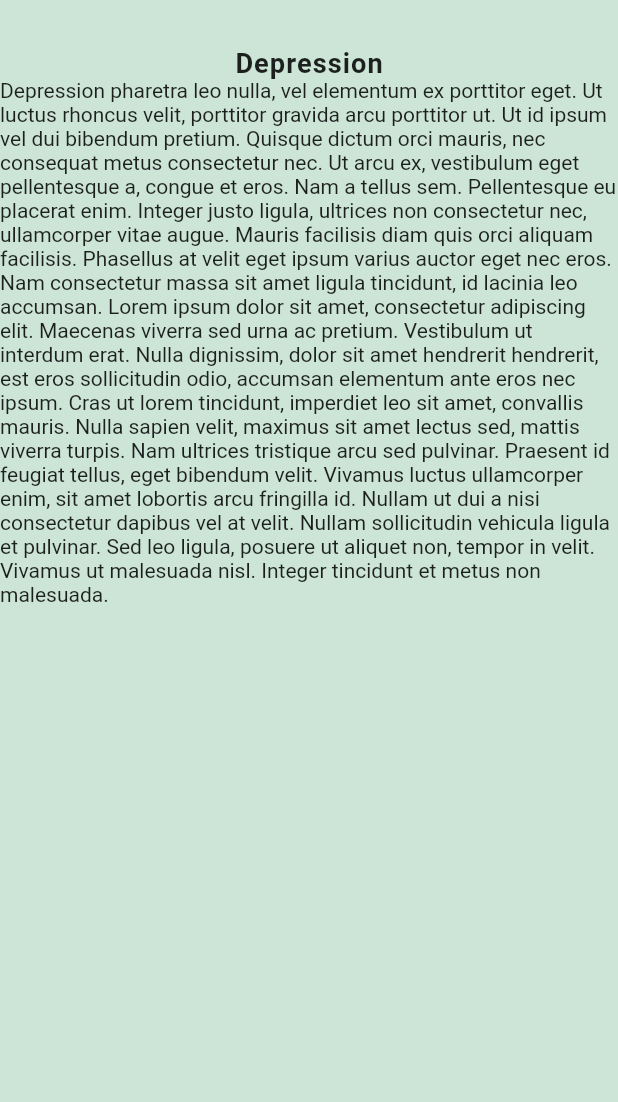
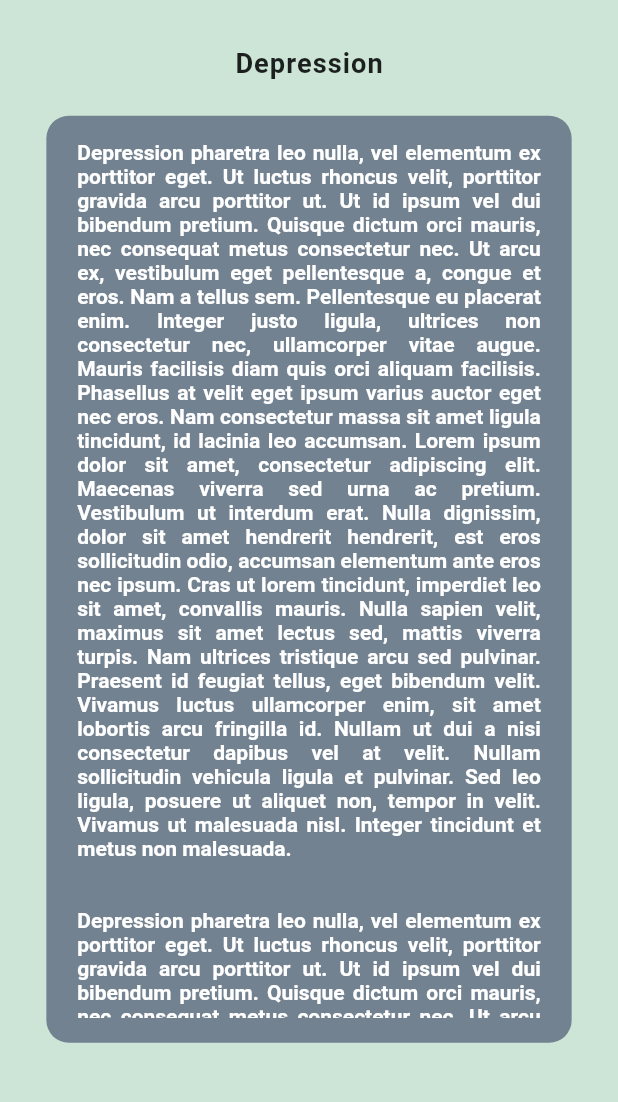
Before and after one commit to danibudo/Easify, a Flutter app: the ResourcesTopicsScreen screen opened directly, after a tap on "Depression", on a phone screen of 412 x 824 dp, the part 99-1201 px from its top. Run offline on Flutter 3.47's test engine with Material 2 defaults, Android fonts, the phone set to English and light mode, and no system bars; our stand-ins replace cloud_firestore, firebase_auth, firebase_core, firebase_database, google_fonts; missing offline and left inert: imagebutton; accounts and stored records are empty; Roboto replaces fonts that are missing (Corbel).

Commit message:
Finish design to reading screen, create and add basic design to patterns screen

```diff
--- a/lib/screens/resources_coping/reading_screen.dart
+++ b/lib/screens/resources_coping/reading_screen.dart
@@ -1,5 +1,6 @@
 import 'package:flutter/cupertino.dart';
 import 'package:flutter/material.dart';
+import './texts.dart';
 
 class ReadingScreen extends StatelessWidget {
   String title;
@@ -58,7 +59,39 @@ class ReadingScreen extends StatelessWidget {
             ),
           ),
           Container(
-            child: Text(text),
+            height: size.height * 0.75,
+            margin: EdgeInsets.only(
+              top: size.height * 0.03,
+            ),
+            padding: EdgeInsets.symmetric(
+              horizontal: size.width * 0.05,
+              vertical: size.height * 0.02,
+            ),
+            width: size.width * 0.85,
+            child: ListView(
+              children: [
+                Text(
+                  text + "\n\n",
+                  style: TextStyle(
+                    color: Colors.white,
+                    fontWeight: FontWeight.w600,
+                  ),
+                  textAlign: TextAlign.justify,
+                ),
+                Text(
+                  Texts.depressionText + "\n\n" + Texts.selfEsteemText,
+                  style: TextStyle(
+                    color: Colors.white,
+                    fontWeight: FontWeight.w600,
+                  ),
+                  textAlign: TextAlign.justify,
+                ),
+              ],
+            ),
+            decoration: BoxDecoration(
+              color: Color(0xFF738290),
+              borderRadius: BorderRadius.circular(15),
+            ),
           ),
         ],
       ),
--- a/lib/screens/resources_coping/resources_topics_screen.dart
+++ b/lib/screens/resources_coping/resources_topics_screen.dart
@@ -1,4 +1,5 @@
 import 'package:easify/screens/resources_coping/reading_screen.dart';
+import 'package:easify/screens/resources_coping/thinking_patterns_screen.dart';
 import 'package:flutter/cupertino.dart';
 import 'package:flutter/material.dart';
 import 'texts.dart';
@@ -162,7 +163,16 @@ class ResourcesTopicsScreen extends StatelessWidget {
                       ),
                     ),
                   ),
-                  Container(
+                  GestureDetector(
+                    onTap: () {
+                      Navigator.push(
+                        context,
+                        MaterialPageRoute(
+                          builder: (context) => ThinkingPatternsScreen(),
+                        ),
+                      );
+                    },
+                    child: Container(
                       width: size.width * 0.6,
                       alignment: Alignment.center,
                       margin: EdgeInsets.only(
@@ -190,6 +200,7 @@ class ResourcesTopicsScreen extends StatelessWidget {
                         borderRadius: BorderRadius.circular(20),
                       ),
                     ),
+                  ),
                 ],
               ),
             ),
--- a/lib/screens/resources_coping/texts.dart
+++ b/lib/screens/resources_coping/texts.dart
@@ -5,4 +5,28 @@ class Texts {
       "Pellentesque lobortis convallis enim non mattis. Vivamus ut eros iaculis, lacinia dui vitae, egestas mi. Lorem ipsum dolor sit amet, consectetur adipiscing elit. Etiam vestibulum nibh sed orci malesuada, bibendum varius odio egestas. Vivamus congue arcu mi, sed viverra mauris pellentesque nec. Maecenas ligula ex, pellentesque vitae dui a, efficitur finibus dui. Mauris lacinia ut felis sit amet eleifend. Sed odio mi, vehicula quis congue id, faucibus eget purus. Ut pellentesque rhoncus ex, vitae euismod lacus tincidunt ut. Phasellus viverra ex vulputate elit porta ullamcorper. Nullam fermentum odio vulputate elementum dapibus. Proin gravida velit a quam ullamcorper rutrum. Curabitur porta leo sed nulla rutrum, vitae dapibus lorem pulvinar. Praesent eu massa non justo tincidunt mollis at vitae urna. Vestibulum in nulla scelerisque, pretium mauris a, tempus augue.";
   static const String selfEsteemText =
       "Quisque ut quam dapibus mi auctor tincidunt at in libero. Duis et quam tristique, semper sem id, tincidunt nisi. Vivamus eleifend leo velit, id euismod risus sodales nec. Aenean nec orci et justo efficitur efficitur. Cras quis porttitor lorem, quis viverra felis. Sed risus magna, dapibus et quam a, sollicitudin rutrum dolor. Vestibulum nec porttitor lacus. Vestibulum pharetra rutrum consectetur. Integer vulputate magna est, non placerat urna tincidunt sit amet. Nunc in sollicitudin elit, a lobortis nibh. Sed ut egestas enim, a mollis orci. Donec iaculis, eros scelerisque feugiat placerat, sem lectus facilisis ligula, sit amet sodales massa lectus sit amet lectus. Vestibulum imperdiet nunc at lorem lacinia, viverra aliquet nisi tincidunt. Vestibulum cursus mauris vitae justo gravida hendrerit.";
+  static const List<String> patternsName = [
+    "Pattern 0",
+    "Pattern 1",
+    "Pattern 2",
+    "Pattern 3",
+    "Pattern 4",
+    "Pattern 5",
+    "Pattern 6",
+    "Pattern 7",
+    "Pattern 8",
+    "Pattern 9",
+  ];
+  static const List<String> patternsText = [
+    "text for pattern 0; text for pattern 0; text for pattern 0; text for pattern 0; text for pattern 0",
+    "text for pattern 1; text for pattern 1; text for pattern 1; text for pattern 1; text for pattern 1",
+    "text for pattern 2; text for pattern 2; text for pattern 2; text for pattern 2; text for pattern 2",
+    "text for pattern 3; text for pattern 3; text for pattern 3; text for pattern 3; text for pattern 3",
+    "text for pattern 4; text for pattern 4; text for pattern 4; text for pattern 4; text for pattern 4",
+    "text for pattern 4; text for pattern 4; text for pattern 4; text for pattern 4; text for pattern 5",
+    "text for pattern 4; text for pattern 4; text for pattern 4; text for pattern 4; text for pattern 6",
+    "text for pattern 4; text for pattern 4; text for pattern 4; text for pattern 4; text for pattern 7",
+    "text for pattern 4; text for pattern 4; text for pattern 4; text for pattern 4; text for pattern 8",
+    "text for pattern 4; text for pattern 4; text for pattern 4; text for pattern 4; text for pattern 9"
+  ];
 }
```
Also changed, not shown: lib/screens/resources_coping/thinking_pattern_button.dart (added, +14 -0 lines), lib/screens/resources_coping/thinking_patterns_screen.dart (added, +126 -0 lines). Lines whose indentation alone changed are shown as unchanged.
